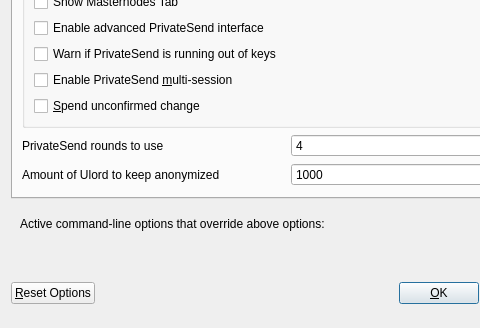
First picture: the form in src/qt/forms/optionsdialog.ui, repository UlordChain/UlordChain, before the edit; both pictures show x 0 to 480 and y 109 to 437 of the 576 by 437 pixel window.
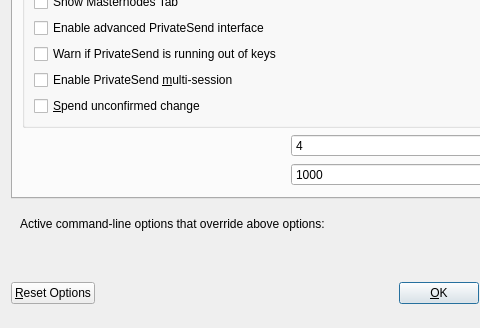
Second picture: the form after the edit. The open tabs and pages were chosen to show the change. Custom widgets are drawn as their Qt base class.

```diff
--- a/src/qt/forms/optionsdialog.ui
+++ b/src/qt/forms/optionsdialog.ui
@@ -213,9 +213,9 @@
            <property name="toolTip">
             <string>This setting determines the amount of individual masternodes that an input will be anonymized through.&lt;br/&gt;More rounds of anonymization gives a higher degree of privacy, but also costs more in fees.</string>
            </property>
-           <property name="text">
+<!--            <property name="text">
             <string>PrivateSend rounds to use</string>
-           </property>
+           </property> -->
           </widget>
          </item>
          <item>
@@ -252,9 +252,9 @@
            <property name="accessibleDescription">
             <string notr="true"/>
            </property>
-           <property name="text">
+<!--            <property name="text">
             <string>Amount of Ulord to keep anonymized</string>
-           </property>
+           </property> -->
           </widget>
          </item>
          <item>
```
